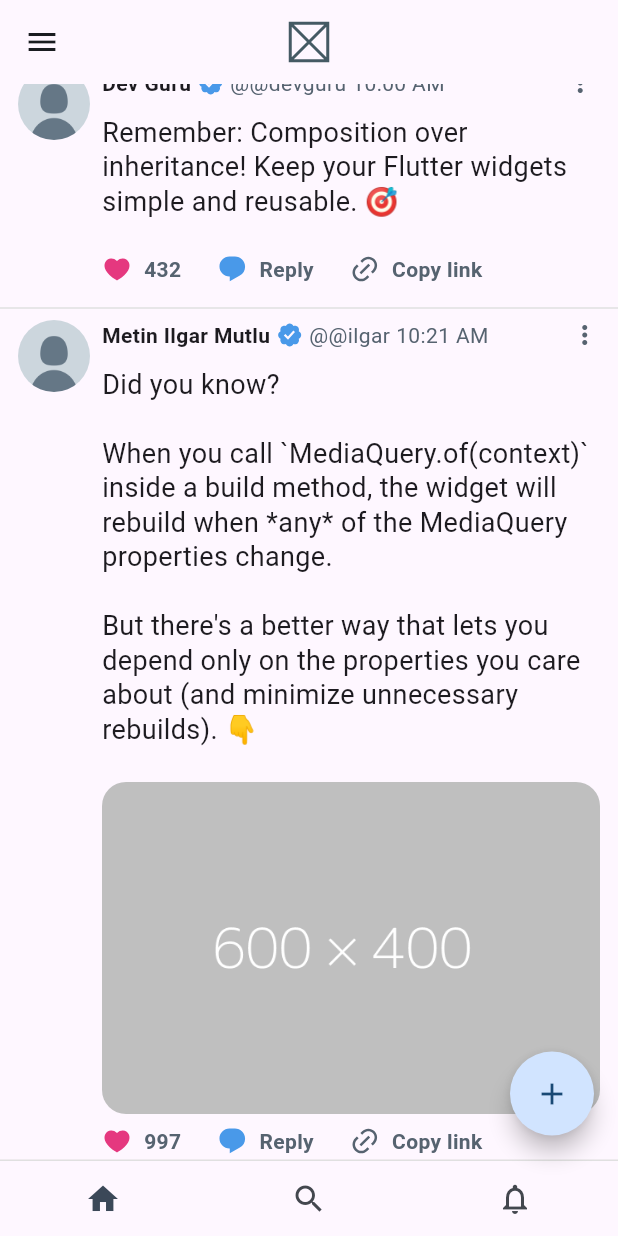
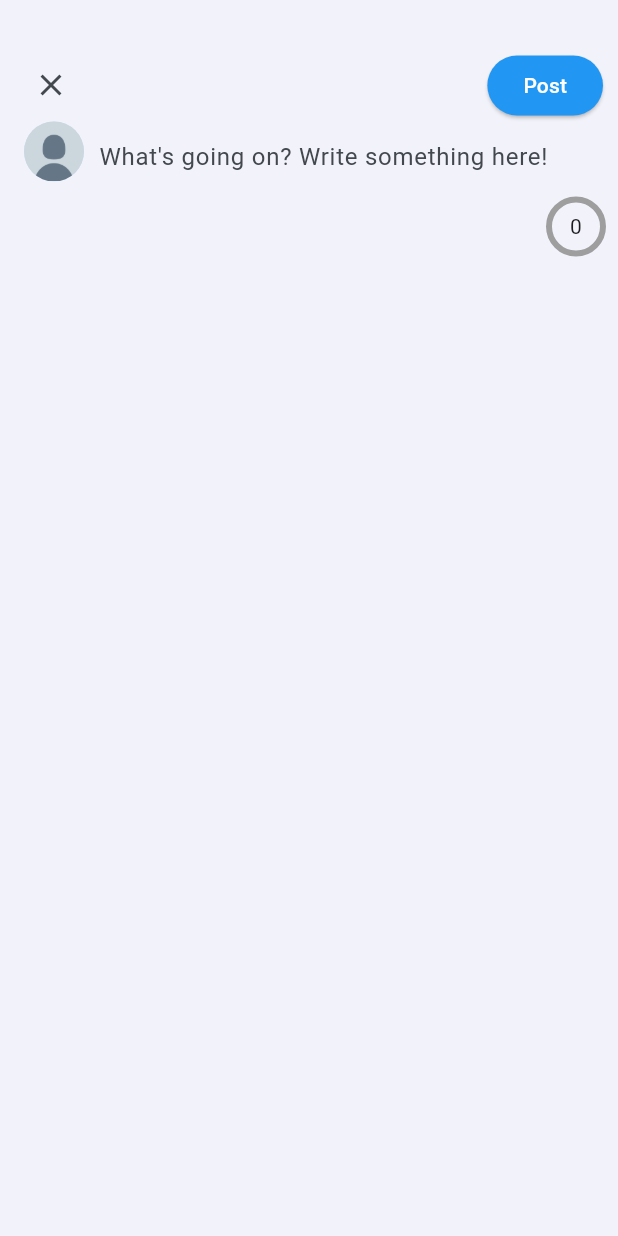
Before and after one commit to metinilgar/x-clone-flutter, a Flutter app: the NavigationMenu screen opened directly, scrolled down 576 dp, after a tap on the "add" icon, on a phone screen of 412 x 824 dp. Run offline on Flutter 3.47's test engine with Material 3 defaults, Android fonts, the phone set to English and light mode, and no system bars; our stand-ins replace flutter_riverpod, image_picker, riverpod_annotation, vector_graphics; missing offline and left inert: hidable; generated files the repository leaves out were written again.

Commit message:
Add create post screen

```diff
--- /dev/null
+++ b/lib/src/features/navigation_menu/presentation/create_post.dart
@@ -0,0 +1,97 @@
+import 'package:flutter/material.dart';
+import 'package:flutter_riverpod/flutter_riverpod.dart';
+
+class CreatePost extends ConsumerStatefulWidget {
+  const CreatePost({super.key});
+
+  @override
+  ConsumerState<CreatePost> createState() => _CreatePostState();
+}
+
+class _CreatePostState extends ConsumerState<CreatePost> {
+  late TextEditingController _textEditingController;
+  final int _maxLength = 400;
+
+  @override
+  void initState() {
+    _textEditingController = TextEditingController();
+    super.initState();
+  }
+
+  @override
+  void dispose() {
+    _textEditingController.dispose();
+    super.dispose();
+  }
+
+  @override
+  Widget build(BuildContext context) {
+    final topSpace = MediaQuery.of(context).size.height * 0.04;
+    final bottomSpace = MediaQuery.of(context).viewInsets.bottom;
+
+    return SingleChildScrollView(
+      child: Padding(
+        padding: EdgeInsets.only(
+            top: topSpace, left: 10, right: 10, bottom: bottomSpace),
+        child: Column(
+          children: <Widget>[
+            Row(
+              children: [
+                IconButton(
+                  icon: const Icon(Icons.close),
+                  onPressed: () => Navigator.of(context).pop(),
+                ),
+                const Spacer(),
+                ElevatedButton(
+                    onPressed: () => Navigator.of(context).pop(),
+                    style: ElevatedButton.styleFrom(
+                      shape: RoundedRectangleBorder(
+                        borderRadius: BorderRadius.circular(20),
+                      ),
+                    ),
+                    child: const Text("Post")),
+              ],
+            ),
+            Row(
+              crossAxisAlignment: CrossAxisAlignment.start,
+              children: [
+                const SizedBox(width: 6),
+                const CircleAvatar(
+                  radius: 20,
+                  backgroundImage: AssetImage("assets/default_avatar.png"),
+                ),
+                const SizedBox(width: 10),
+                Expanded(
+                  child: TextField(
+                    onChanged: (value) => setState(() {}),
+                    controller: _textEditingController,
+                    maxLength: _maxLength,
+                    maxLines: null,
+                    keyboardType: TextInputType.multiline,
+                    decoration: InputDecoration(
+                      hintText: "What's going on? Write something here!",
+                      counterText: "",
+                      counter: Stack(
+                        alignment: Alignment.center,
+                        children: [
+                          Text(_textEditingController.text.length.toString()),
+                          CircularProgressIndicator(
+                            backgroundColor: Colors.grey,
+                            value:
+                                _textEditingController.text.length / _maxLength,
+                          ),
+                        ],
+                      ),
+                      alignLabelWithHint: true,
+                      border: InputBorder.none,
+                    ),
+                  ),
+                ),
+              ],
+            ),
+          ],
+        ),
+      ),
+    );
+  }
+}
--- a/lib/src/features/navigation_menu/presentation/navigation_menu.dart
+++ b/lib/src/features/navigation_menu/presentation/navigation_menu.dart
@@ -2,6 +2,7 @@ import 'package:flutter/material.dart';
 import 'package:flutter_riverpod/flutter_riverpod.dart';
 import 'package:x_clone_flutter/src/features/navigation_menu/controller/navigation_controller.dart';
 import 'package:x_clone_flutter/src/features/navigation_menu/presentation/appbar/appbar_content.dart';
+import 'package:x_clone_flutter/src/features/navigation_menu/presentation/create_post.dart';
 import 'package:x_clone_flutter/src/features/navigation_menu/presentation/drawer/drawer_contents.dart';
 import 'package:x_clone_flutter/src/features/navigation_menu/presentation/navigationbar/navigationbar_content.dart';
 import 'package:x_clone_flutter/src/features/notifications/notifications_screen.dart';
@@ -19,6 +20,22 @@ class NavigationMenu extends ConsumerStatefulWidget {
 class _NavigationMenuState extends ConsumerState<NavigationMenu> {
   final ScrollController scrollController = ScrollController();
 
+  void _openCreatePost() {
+    showModalBottomSheet<void>(
+      constraints: const BoxConstraints(
+        minWidth: double.infinity,
+        minHeight: double.infinity,
+      ),
+      shape: const RoundedRectangleBorder(),
+      isScrollControlled: true,
+      enableDrag: false,
+      context: context,
+      builder: (BuildContext context) {
+        return const CreatePost();
+      },
+    );
+  }
+
   @override
   Widget build(BuildContext context) {
     final selectedIndex = ref.watch(navigationControllerProvider);
@@ -31,7 +48,7 @@ class _NavigationMenuState extends ConsumerState<NavigationMenu> {
                 alignment: Alignment.bottomRight,
                 child: FloatingActionButton(
                   shape: const CircleBorder(),
-                  onPressed: () {},
+                  onPressed: () => _openCreatePost(),
                   child: const Icon(Icons.add),
                 ),
               ),
```
